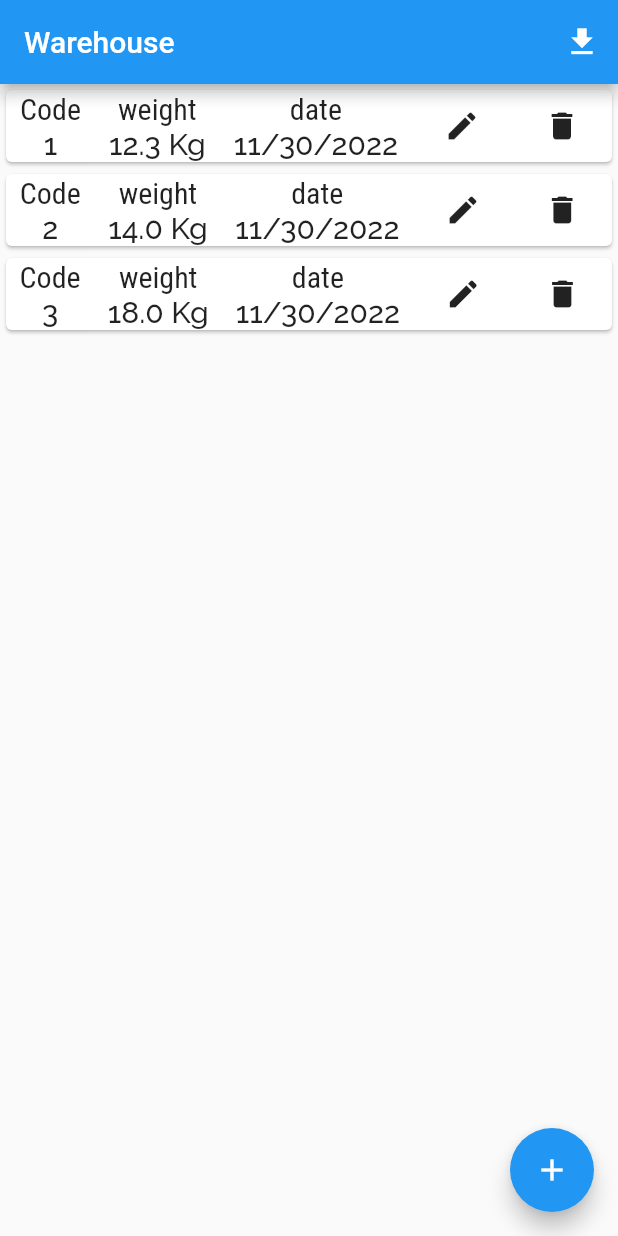
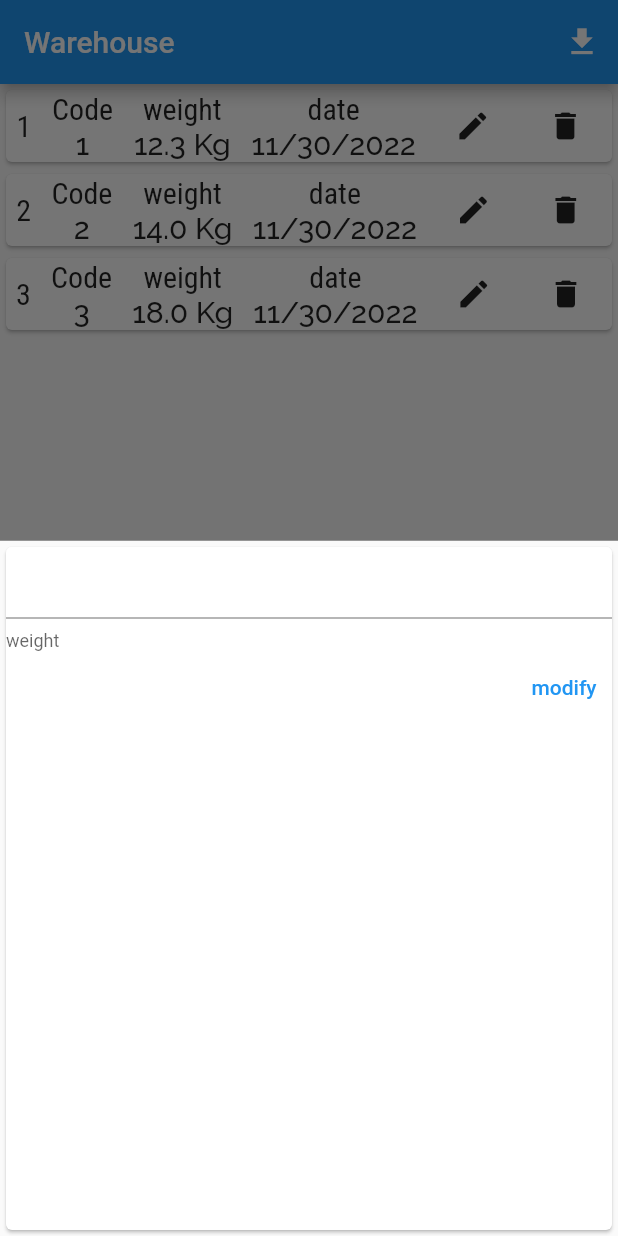
Before and after one commit to reza0314/warehouse_manager, a Flutter app: the screen it shows after launch, after a tap on the "edit" icon, on a phone screen of 412 x 824 dp. Run offline on Flutter 3.47's test engine with Material 2 defaults, Android fonts, the phone set to English and light mode, and no system bars.

Commit message:
add code for modifying and adding new data

```diff
--- a/lib/main.dart
+++ b/lib/main.dart
@@ -2,6 +2,7 @@ import 'package:flutter/material.dart';
 import 'package:intl/intl.dart';
 
 import './models/data_model.dart';
+import './widgets/add_new_data.dart';
 
 void main() {
   runApp(const MyApp());
@@ -21,31 +22,64 @@ class _MyAppState extends State<MyApp> {
       code: "1",
       time: DateTime.now(),
       weight: 12.3,
+      id: "${1}${DateTime.now()}${12.3}",
     ),
     DataModel(
       code: "2",
       time: DateTime.now(),
       weight: 14.0,
+      id: "${2}${DateTime.now()}${14.0}",
     ),
     DataModel(
       code: "3",
       time: DateTime.now(),
+      id: "${3}${DateTime.now()}${18.0}",
       weight: 18.0,
     ),
   ];
 
   void _deleteData(String id) {
-    _data.removeWhere((element) => element.code == id);
+    _data.removeWhere((element) => element.id == id);
     setState(() {});
   }
 
-  void _startAddNew(BuildContext ctx) {
+  void addNewData(String weight) {
+    // ignore: unnecessary_null_comparison
+    if (widget == null) return;
+
+    double weightNumber = double.parse(weight);
+    DataModel newData = DataModel(
+      code: "${_data.length + 1}",
+      time: DateTime.now(),
+      weight: weightNumber,
+      id: "${_data.length + 1}${DateTime.now()}$weightNumber",
+    );
+    setState(() {
+      _data.add(newData);
+    });
+  }
+
+  void modifyData(String id, String weight) {
+    double weightNumber = double.parse(weight);
+    for (int i = 0; i < _data.length; i++) {
+      if (_data[i].id == id) {
+        setState(() {
+          _data[i].weight = weightNumber;
+        });
+        break;
+      }
+    }
+  }
+
+  void _startAddNew(BuildContext ctx, bool modify, String id) {
     showModalBottomSheet(
       context: ctx,
-      builder: (context) {
-        return GestureDetector(
-          onTap: () {},
-          child: ,
+      builder: (_) {
+        return NewDataPage(
+          modify: modify,
+          addNewData: addNewData,
+          modifyData: modifyData,
+          id: id,
         );
       },
     );
@@ -69,7 +103,8 @@ class _MyAppState extends State<MyApp> {
           bodyText2: TextStyle(
             fontFamily: 'RobotoCondensed',
             fontSize: 20,
-            )),
+          ),
+        ),
       ),
       home: Scaffold(
         floatingActionButton: FloatingActionButton(
@@ -92,6 +127,7 @@ class _MyAppState extends State<MyApp> {
               child: Row(
                 mainAxisAlignment: MainAxisAlignment.spaceAround,
                 children: [
+                  Text("${index + 1}"),
                   Column(
                     children: [
                       Text(
@@ -129,11 +165,12 @@ class _MyAppState extends State<MyApp> {
                     ],
                   ),
                   IconButton(
-                    onPressed: () {},
+                    onPressed: () =>
+                        _startAddNew(context, true, _data[index].id),
                     icon: const Icon(Icons.edit),
                   ),
                   IconButton(
-                    onPressed: () => _deleteData(_data[index].code),
+                    onPressed: () => _deleteData(_data[index].id),
                     icon: const Icon(Icons.delete),
                   )
                 ],
--- a/lib/models/data_model.dart
+++ b/lib/models/data_model.dart
@@ -1,10 +1,12 @@
 class DataModel {
   final String code;
-  final double weight;
+  double weight;
   final DateTime time;
+  final String id;
   DataModel({
     required this.code,
     required this.time,
     required this.weight,
+    required this.id,
   });
 }
--- a/lib/widgets/add_new_data.dart
+++ b/lib/widgets/add_new_data.dart
@@ -1,15 +1,55 @@
+// ignore_for_file: prefer_const_constructors, unused_field
+
 import 'package:flutter/material.dart';
 
-class NewData extends StatefulWidget {
-  const NewData({super.key});
+class NewDataPage extends StatefulWidget {
+  final bool modify;
+  final Function addNewData;
+  final Function modifyData;
+  final String id;
+  const NewDataPage({
+    super.key,
+    required this.modify,
+    required this.addNewData,
+    required this.id,
+    required this.modifyData,
+  });
 
   @override
-  State<NewData> createState() => _NewDataState();
+  State<NewDataPage> createState() => _NewDataState();
 }
 
-class _NewDataState extends State<NewData> {
+class _NewDataState extends State<NewDataPage> {
+  final _weightTextFieldController = TextEditingController();
   @override
   Widget build(BuildContext context) {
-    return Container();
+    return Card(
+      // child: const Text("hello world"),
+      child: Column(
+        crossAxisAlignment: CrossAxisAlignment.end,
+        children: [
+          TextField(
+            keyboardType: TextInputType.number,
+            controller: _weightTextFieldController,
+            decoration: const InputDecoration(helperText: "weight"),
+          ),
+          TextButton(
+            onPressed: () {
+              if (widget.modify) {
+                widget.modifyData(
+                  widget.id,
+                  _weightTextFieldController.text,
+                );
+              } else {
+                widget.addNewData(
+                  _weightTextFieldController.text,
+                );
+              }
+            },
+            child: Text(widget.modify ? "modify" : "add"),
+          )
+        ],
+      ),
+    );
   }
 }
--- a/pubspec.yaml
+++ b/pubspec.yaml
@@ -32,6 +32,9 @@ dependencies:
   flutter:
     sdk: flutter
   intl: ^0.17.0
+  camera:
+  path_provider:
+  path:
 
 
 
```
Also changed, not shown: pubspec.lock. Lines whose indentation alone changed are shown as unchanged.
